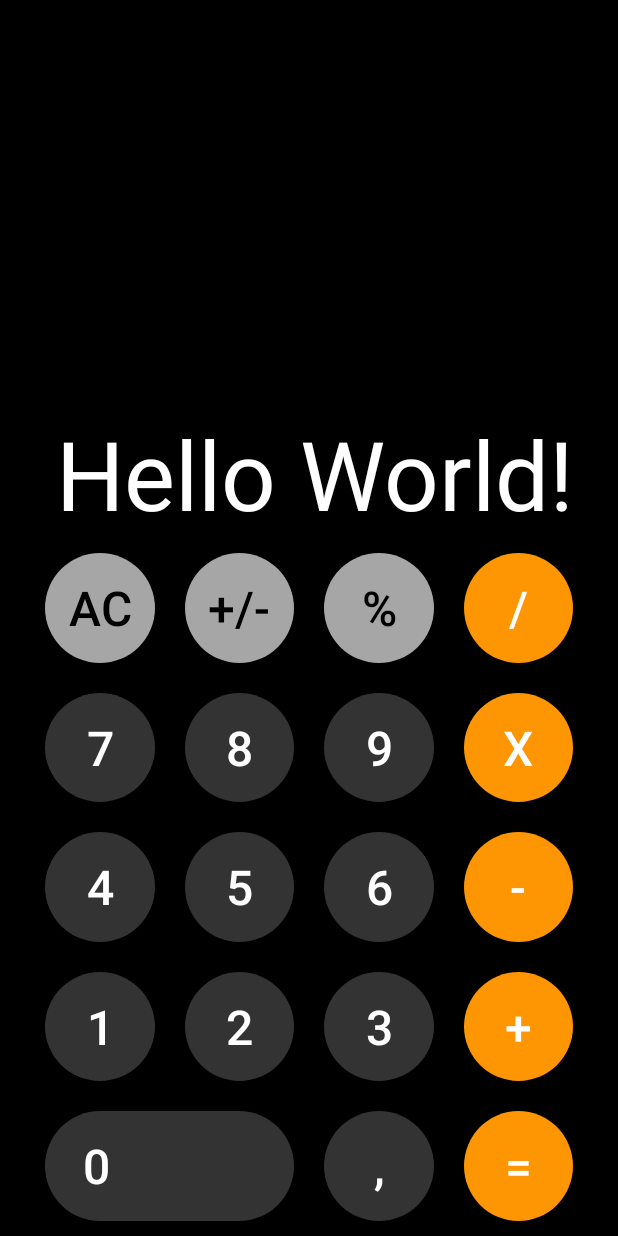
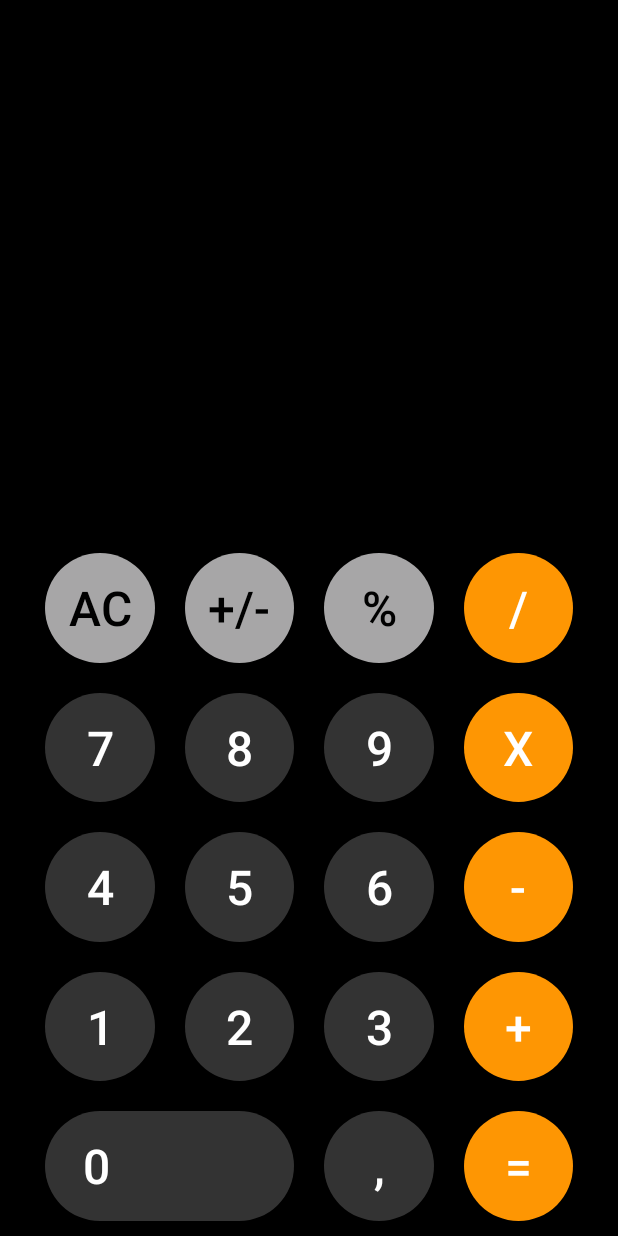
Before and after one commit to BoomPowbep/calculette-du-turfu, an Android app: the screen it shows after launch (MainActivity), on a phone screen of 412 x 824 dp. Run offline under Robolectric (Android 15) with nearby library versions, the phone set to English and light mode, and no system bars.

```diff
--- a/app/src/main/res/layout/activity_main.xml
+++ b/app/src/main/res/layout/activity_main.xml
@@ -11,7 +11,7 @@
         android:layout_width="match_parent"
         android:layout_height="0dp"
         android:background="@color/colorPrimary"
-        android:text="Hello World!"
+        tools:text="Hello World!"
         app:layout_constraintBottom_toTopOf="@+id/keyboard"
         app:layout_constraintTop_toTopOf="parent"
         android:textColor="#fff"
@@ -47,6 +47,7 @@
                 app:layout_constraintStart_toStartOf="parent"
                 android:layout_width="match_parent"
                 android:layout_height="match_parent"
+                android:onClick="onClick"
                 android:text="@string/ac"
                 />
         </LinearLayout>
@@ -66,6 +67,7 @@
                 app:layout_constraintStart_toStartOf="parent"
                 android:layout_width="match_parent"
                 android:layout_height="match_parent"
+                android:onClick="onClick"
                 android:text="@string/plusminus"
                 />
         </LinearLayout>
@@ -86,6 +88,7 @@
                 android:layout_width="match_parent"
                 android:layout_height="match_parent"
                 android:text="@string/percent"
+                android:onClick="onClick"
                 />
         </LinearLayout>
 
@@ -105,6 +108,7 @@
                 android:layout_width="match_parent"
                 android:layout_height="match_parent"
                 android:text="@string/divide"
+                android:onClick="onClick"
                 />
         </LinearLayout>
 
@@ -129,6 +133,7 @@
                 android:layout_width="match_parent"
                 android:layout_height="match_parent"
                 android:text="@string/bt_7"
+                android:onClick="onClick"
                 />
         </LinearLayout>
 
@@ -149,6 +154,7 @@
                 android:layout_width="match_parent"
                 android:layout_height="match_parent"
                 android:text="@string/bt_8"
+                android:onClick="onClick"
                 />
         </LinearLayout>
 
@@ -169,6 +175,7 @@
                 android:layout_width="match_parent"
                 android:layout_height="match_parent"
                 android:text="@string/bt_9"
+                android:onClick="onClick"
                 />
         </LinearLayout>
 
@@ -189,6 +196,7 @@
                 android:layout_width="match_parent"
                 android:layout_height="match_parent"
                 android:text="@string/multiply"
+                android:onClick="onClick"
                 />
         </LinearLayout>
 
@@ -212,6 +220,7 @@
                 android:layout_width="match_parent"
                 android:layout_height="match_parent"
                 android:text="@string/bt_4"
+                android:onClick="onClick"
                 />
         </LinearLayout>
 
@@ -232,6 +241,7 @@
                 android:layout_width="match_parent"
                 android:layout_height="match_parent"
                 android:text="@string/bt_5"
+                android:onClick="onClick"
                 />
         </LinearLayout>
 
@@ -252,6 +262,7 @@
                 android:layout_width="match_parent"
                 android:layout_height="match_parent"
                 android:text="@string/bt_6"
+                android:onClick="onClick"
                 />
         </LinearLayout>
 
@@ -272,6 +283,7 @@
                 android:layout_width="match_parent"
                 android:layout_height="match_parent"
                 android:text="@string/minus"
+                android:onClick="onClick"
                 />
         </LinearLayout>
 
@@ -294,6 +306,7 @@
                 android:layout_width="match_parent"
                 android:layout_height="match_parent"
                 android:text="@string/bt_1"
+                android:onClick="onClick"
                 />
         </LinearLayout>
 
@@ -314,6 +327,7 @@
                 android:layout_width="match_parent"
                 android:layout_height="match_parent"
                 android:text="@string/bt_2"
+                android:onClick="onClick"
                 />
         </LinearLayout>
 
@@ -334,6 +348,7 @@
                 android:layout_width="match_parent"
                 android:layout_height="match_parent"
                 android:text="@string/bt_3"
+                android:onClick="onClick"
                 />
         </LinearLayout>
 
@@ -354,6 +369,7 @@
                 android:layout_width="match_parent"
                 android:layout_height="match_parent"
                 android:text="@string/plus"
+                android:onClick="onClick"
                 />
         </LinearLayout>
 
@@ -378,6 +394,7 @@
                 android:text="@string/bt_0"
                 android:textAlignment="textStart"
                 android:paddingStart="25dp"
+                android:onClick="onClick"
                 />
         </LinearLayout>
 
@@ -398,6 +415,7 @@
                 android:layout_width="match_parent"
                 android:layout_height="match_parent"
                 android:text="@string/comma"
+                android:onClick="onClick"
                 />
         </LinearLayout>
 
@@ -418,6 +436,7 @@
                 android:layout_width="match_parent"
                 android:layout_height="match_parent"
                 android:text="@string/equals"
+                android:onClick="onClick"
                 />
         </LinearLayout>
 
```
